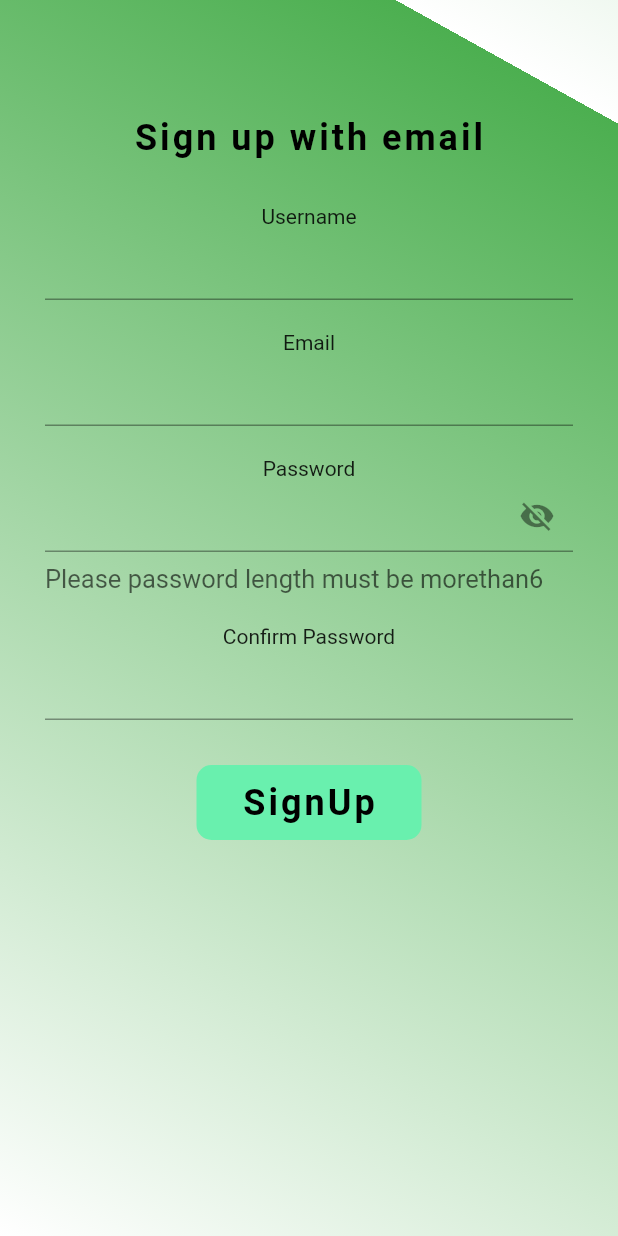
After one commit to gaiyadev/Medium_clone_ui, a Flutter app: the screen it shows after launch, after a tap on "Sign in with Email", on a phone screen of 412 x 824 dp. The commit adds this screen. Run offline on Flutter 3.47's test engine with Material 2 defaults, Android fonts, the phone set to English and light mode, and no system bars; our stand-ins replace google_fonts.

Commit message:
Add: added textField validation

```diff
--- a/lib/screens/home_screen.dart
+++ b/lib/screens/home_screen.dart
@@ -1,4 +1,5 @@
 import 'package:flutter/material.dart';
+import 'package:medium_app/screens/signInWithEmail.dart';
 import 'package:medium_app/utils/constants.dart';
 import 'package:medium_app/widgets/signInWidget.dart';
 import 'package:medium_app/widgets/textWidget.dart';
@@ -17,9 +18,11 @@ class _MyHomePageState extends State<MyHomePage> with TickerProviderStateMixin {
   AnimationController _controller2;
   Animation<Offset> animation2;
 
-  Widget _boxContainerButtons(String path, String text) {
+  Widget _boxContainerButtons({String path, String text, Function onTap}) {
     return SlideTransition(
       position: animation2,
+      child: InkWell(
+        onTap: onTap,
         child: Container(
           height: 60.0,
           width: MediaQuery.of(context).size.width,
@@ -44,6 +47,15 @@ class _MyHomePageState extends State<MyHomePage> with TickerProviderStateMixin {
               ),
             ),
           ),
+        ),
+      ),
+    );
+  }
+
+  void onTap() {
+    Navigator.of(context).push(
+      MaterialPageRoute(
+        builder: (context) => SignInWithEmail(),
       ),
     );
   }
@@ -147,20 +159,25 @@ class _MyHomePageState extends State<MyHomePage> with TickerProviderStateMixin {
               SizedBox(
                 height: 20,
               ),
-              _boxContainerButtons('images/google.png', 'Sign in with Google'),
+              _boxContainerButtons(
+                  path: 'images/google.png',
+                  text: 'Sign in with Google',
+                  onTap: null),
               SizedBox(
                 height: 20,
               ),
               _boxContainerButtons(
-                'images/fbdownload.png',
-                'Sign in with Facebook',
+                path: 'images/fbdownload.png',
+                text: 'Sign in with Facebook',
+                onTap: null,
               ),
               SizedBox(
                 height: 20,
               ),
               _boxContainerButtons(
-                'images/email.png',
-                'Sign in with Email',
+                path: 'images/email.png',
+                text: 'Sign in with Email',
+                onTap: onTap,
               ),
               SizedBox(
                 height: 20,
--- /dev/null
+++ b/lib/screens/signInWithEmail.dart
@@ -0,0 +1,217 @@
+import 'package:flutter/material.dart';
+import 'package:medium_app/utils/constants.dart';
+
+class SignInWithEmail extends StatefulWidget {
+  static const String routeName = '/signInWithEmail';
+
+  @override
+  _SignInWithEmailState createState() => _SignInWithEmailState();
+}
+
+class _SignInWithEmailState extends State<SignInWithEmail> {
+  bool _iconVisibility = true;
+  final _passwordController = TextEditingController();
+  final GlobalKey<FormState> _globalKey = GlobalKey();
+
+  Widget _usernmameTextFields(String label) {
+    return Padding(
+      padding: const EdgeInsets.symmetric(vertical: 10.0, horizontal: 30.0),
+      child: Column(
+        children: [
+          Text(label),
+          TextFormField(
+            keyboardType: TextInputType.text,
+            validator: (value) {
+              if (value.isEmpty) {
+                return 'Username cannot be empty';
+              }
+              return null;
+            },
+            decoration: InputDecoration(
+              focusedBorder: UnderlineInputBorder(
+                  borderSide: BorderSide(
+                color: Colors.black,
+                width: 2,
+              )),
+            ),
+          ),
+        ],
+      ),
+    );
+  }
+
+  Widget _emailTextFields(String label) {
+    return Padding(
+      padding: const EdgeInsets.symmetric(vertical: 10.0, horizontal: 30.0),
+      child: Column(
+        children: [
+          Text(label),
+          TextFormField(
+            keyboardType: TextInputType.emailAddress,
+            validator: (value) {
+              if (value.isEmpty) {
+                return 'Email cannot be empty';
+              }
+              if (!value.contains('@')) {
+                return 'Email IS invalid ';
+              }
+              return null;
+            },
+            decoration: InputDecoration(
+              focusedBorder: UnderlineInputBorder(
+                  borderSide: BorderSide(
+                color: Colors.black,
+                width: 2,
+              )),
+            ),
+          ),
+        ],
+      ),
+    );
+  }
+
+  Widget _passwordTextFields(String label) {
+    return Padding(
+      padding: const EdgeInsets.symmetric(vertical: 10.0, horizontal: 30.0),
+      child: Column(
+        children: [
+          Text(label),
+          TextFormField(
+            controller: _passwordController,
+            validator: (value) {
+              if (value.isEmpty) {
+                return 'Password cannot be empty';
+              }
+              if (value.length < 6) {
+                return 'Password length must be morethan 6 char ';
+              }
+              return null;
+            },
+            obscureText: _iconVisibility,
+            decoration: InputDecoration(
+              suffixIcon: IconButton(
+                  icon: Icon(
+                    _iconVisibility ? Icons.visibility_off : Icons.visibility,
+                  ),
+                  onPressed: () {
+                    setState(() {
+                      _iconVisibility = !_iconVisibility;
+                    });
+                  }),
+              helperText: 'Please password length must be morethan6',
+              helperStyle: TextStyle(
+                fontSize: 17,
+              ),
+              focusedBorder: UnderlineInputBorder(
+                borderSide: BorderSide(
+                  color: Colors.black,
+                  width: 2,
+                ),
+              ),
+            ),
+          ),
+        ],
+      ),
+    );
+  }
+
+  Widget _confirmPasswordTextFields(String label) {
+    return Padding(
+      padding: const EdgeInsets.symmetric(vertical: 10.0, horizontal: 30.0),
+      child: Column(
+        children: [
+          Text(label),
+          TextFormField(
+            validator: (value) {
+              if (value != _passwordController.text) {
+                return 'Passwords do not match!';
+              }
+              return null;
+            },
+            obscureText: true,
+            decoration: InputDecoration(
+              focusedBorder: UnderlineInputBorder(
+                borderSide: BorderSide(
+                  color: Colors.black,
+                  width: 2,
+                ),
+              ),
+            ),
+          ),
+        ],
+      ),
+    );
+  }
+
+  @override
+  Widget build(BuildContext context) {
+    final mediaQuery = MediaQuery.of(context);
+    return Scaffold(
+      body: Container(
+        height: mediaQuery.size.height,
+        width: mediaQuery.size.width,
+        decoration: BoxDecoration(
+          gradient: LinearGradient(
+            colors: [
+              Colors.white,
+              Colors.green,
+            ],
+            begin: const FractionalOffset(0.0, 1.0),
+            end: const FractionalOffset(1.0, 0.1),
+            stops: [0.0, 2.0],
+            tileMode: TileMode.repeated,
+          ),
+        ),
+        child: SingleChildScrollView(
+          child: Form(
+            key: _globalKey,
+            child: Column(
+              mainAxisAlignment: MainAxisAlignment.center,
+              children: [
+                Container(
+                  margin: EdgeInsets.only(top: 78),
+                  child: Text(
+                    'Sign up with email',
+                    style: kSignInTitleStyle,
+                  ),
+                ),
+                SizedBox(
+                  height: 20.0,
+                ),
+                _usernmameTextFields('Username'),
+                _emailTextFields('Email'),
+                _passwordTextFields('Password'),
+                _confirmPasswordTextFields('Confirm Password'),
+                SizedBox(
+                  height: 20.0,
+                ),
+                InkWell(
+                  onTap: () {
+                    if (_globalKey.currentState.validate()) {
+                      //api call
+                      print('valid');
+                    }
+                  },
+                  child: Container(
+                    width: 150.0,
+                    height: 50,
+                    decoration: BoxDecoration(
+                      color: Colors.greenAccent,
+                      borderRadius: BorderRadius.circular(10),
+                    ),
+                    child: Center(
+                      child: Text(
+                        'SignUp',
+                        style: kSignInTitleStyle,
+                      ),
+                    ),
+                  ),
+                ),
+              ],
+            ),
+          ),
+        ),
+      ),
+    );
+  }
+}
--- a/lib/utils/constants.dart
+++ b/lib/utils/constants.dart
@@ -1,5 +1,4 @@
 import 'package:flutter/material.dart';
-import 'package:google_fonts/google_fonts.dart';
 
 const kTitleTextStyle = TextStyle(
   fontSize: 35.0,
@@ -23,6 +22,12 @@ const kSignInStyle = TextStyle(
   fontSize: 17.0,
   fontWeight: FontWeight.bold,
 );
+const kSignInTitleStyle = TextStyle(
+  color: Colors.black,
+  fontSize: 24.0,
+  fontWeight: FontWeight.bold,
+  letterSpacing: 2,
+);
 
 const kSocialSignInStyle = TextStyle(
   fontSize: 15.0,
```
Lines whose indentation alone changed are shown as unchanged.
